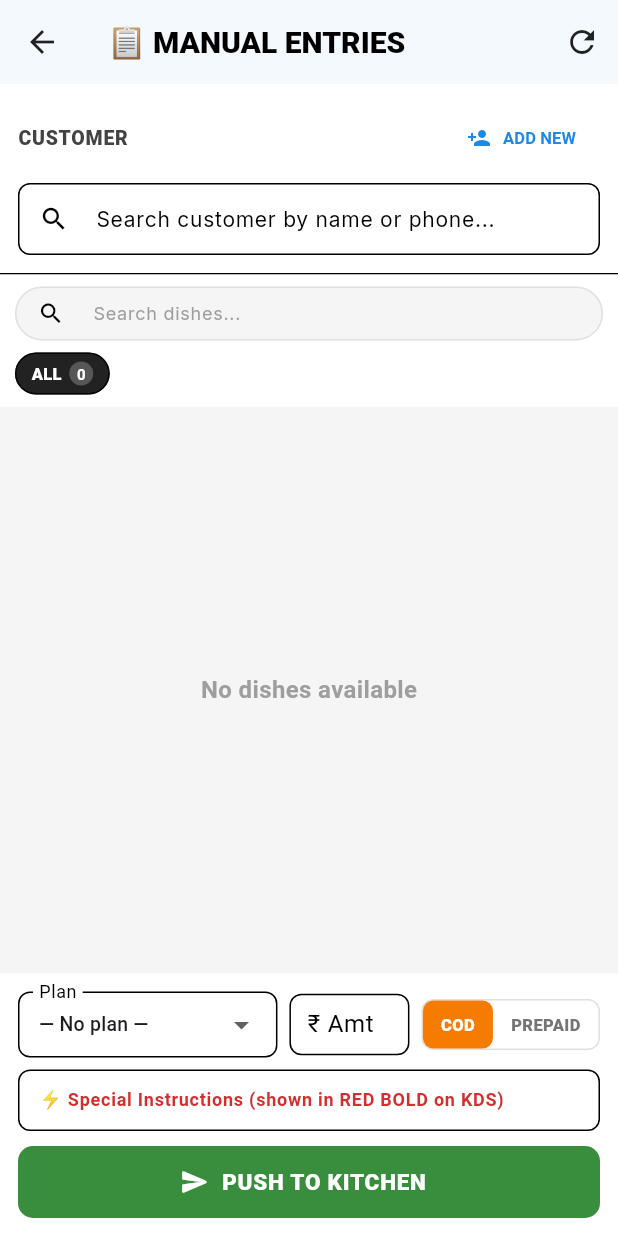
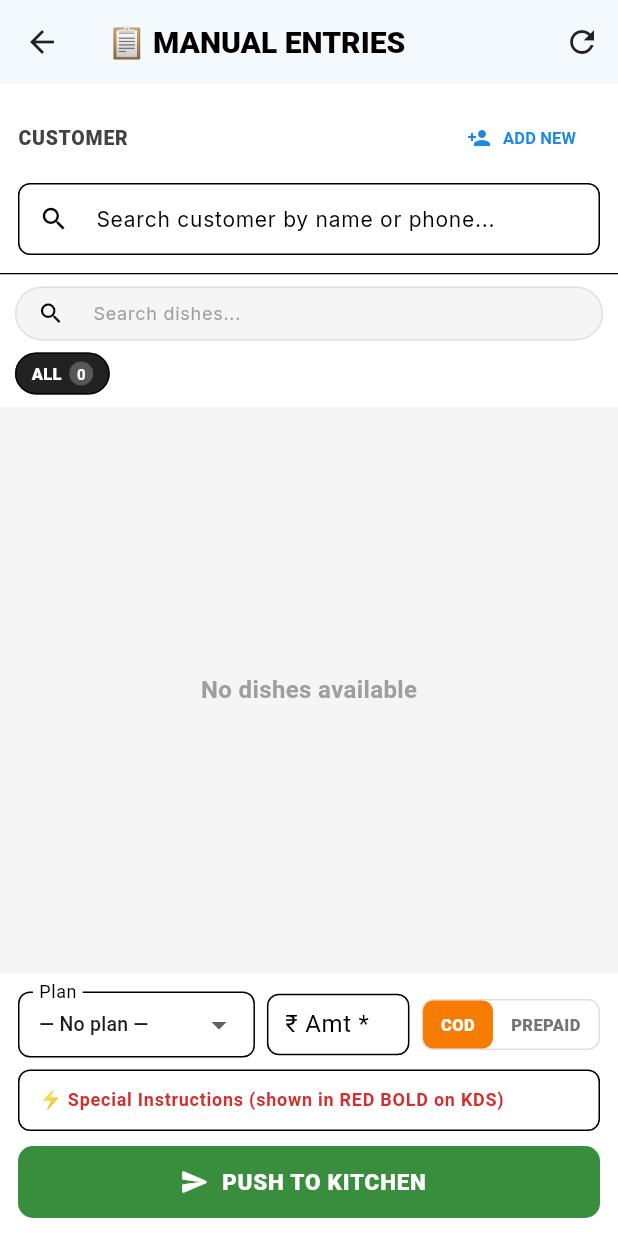
Before and after one commit to protibowls19125-art/admin, a Flutter app: the ManualEntriesPage screen opened by its route, on a phone screen of 412 x 824 dp. Run offline on Flutter 3.47's test engine with Material 3 defaults, Android fonts, the light colour scheme and no system bars; our stand-ins replace audioplayers, cached_network_image, firebase_core, firebase_messaging, fl_chart, flutter_local_notifications and 10 more; missing offline and left inert: dart:js_interop, flutter_map_dragmarker, razorpay_flutter; accounts and stored records are empty; Roboto replaces fonts that are missing (Chivo).

Commit message:
feat: amount integer only and optional for prepaid orders in manual entries

```diff
--- a/admin/lib/pages/manual_entries_page.dart
+++ b/admin/lib/pages/manual_entries_page.dart
@@ -1,4 +1,5 @@
 import 'package:flutter/material.dart';
+import 'package:flutter/services.dart';
 import 'package:google_fonts/google_fonts.dart';
 import 'package:go_router/go_router.dart';
 import 'package:provider/provider.dart';
@@ -40,7 +41,8 @@ class _ManualEntriesPageState extends State<ManualEntriesPage> {
 
   // ── Order details ──────────────────────────────────────────────────────────
   String? _selectedPlanName;
-  double _amount = 0;
+  int _amount = 0;
+  final _amountCtrl = TextEditingController();
   String _paymentMethod = 'cod'; // cod | prepaid
   final _instructionsCtrl = TextEditingController();
   bool _isBusy = false;
@@ -65,6 +67,7 @@ class _ManualEntriesPageState extends State<ManualEntriesPage> {
     _searchCtrl.dispose();
     _instructionsCtrl.dispose();
     _dishSearchCtrl.dispose();
+    _amountCtrl.dispose();
     super.dispose();
   }
 
@@ -89,6 +92,11 @@ class _ManualEntriesPageState extends State<ManualEntriesPage> {
     }
     if (_dishQty.isEmpty) {
       _toast('Please select at least one dish', ok: false);
+      return;
+    }
+    // Prepaid orders do NOT mandate amount. Only COD orders require an amount.
+    if (_paymentMethod == 'cod' && _amount <= 0) {
+      _toast('Please enter COD collection amount', ok: false);
       return;
     }
     setState(() => _isBusy = true);
@@ -135,6 +143,7 @@ class _ManualEntriesPageState extends State<ManualEntriesPage> {
         _isNewCustomer = false;
         _selectedPlanName = null;
         _amount = 0;
+        _amountCtrl.clear();
         _paymentMethod = 'cod';
         _categoryFilter = null;
         _dishSearchCtrl.clear();
@@ -738,8 +747,10 @@ class _ManualEntriesPageState extends State<ManualEntriesPage> {
                           final plan = p.plans.firstWhere(
                               (pl) => pl['name'] == v,
                               orElse: () => {});
-                          _amount =
-                              (plan['price'] as num?)?.toDouble() ?? 0;
+                          final price =
+                              (plan['price'] as num?)?.round() ?? 0;
+                          _amount = price;
+                          _amountCtrl.text = price > 0 ? '$price' : '';
                         }
                       });
                     },
@@ -755,12 +766,16 @@ class _ManualEntriesPageState extends State<ManualEntriesPage> {
                   ),
                 ),
                 const SizedBox(width: 8),
-                // Amount
+                // Amount (Integer only, optional for prepaid)
                 SizedBox(
-                  width: 80,
+                  width: 95,
                   child: TextField(
+                    controller: _amountCtrl,
                     decoration: InputDecoration(
-                      labelText: '₹ Amt',
+                      labelText:
+                          _paymentMethod == 'cod' ? '₹ Amt *' : '₹ Amt',
+                      hintText:
+                          _paymentMethod == 'prepaid' ? 'Opt' : '0',
                       isDense: true,
                       border: OutlineInputBorder(
                           borderRadius: BorderRadius.circular(8)),
@@ -768,12 +783,10 @@ class _ManualEntriesPageState extends State<ManualEntriesPage> {
                           horizontal: 8, vertical: 10),
                     ),
                     keyboardType: TextInputType.number,
-                    controller: TextEditingController(
-                        text: _amount > 0
-                            ? _amount.toStringAsFixed(0)
-                            : ''),
-                    onChanged: (v) =>
-                        _amount = double.tryParse(v) ?? 0,
+                    inputFormatters: [
+                      FilteringTextInputFormatter.digitsOnly,
+                    ],
+                    onChanged: (v) => _amount = int.tryParse(v) ?? 0,
                     style: GoogleFonts.chivo(fontSize: 14),
                   ),
                 ),
```
Also changed, not shown: 1 other file.
